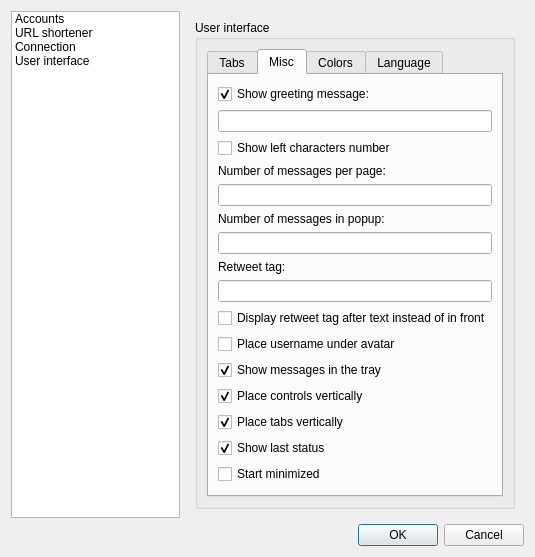
This is src/OptionsDialog.ui in asolfre/qwit as Qt 5 draws it before an edit. The edited form follows.
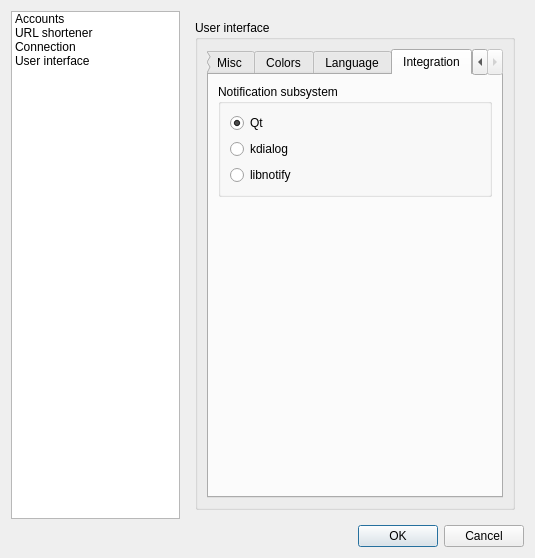
This is the edited form. The open tabs and pages were chosen to show the change.

Commit message: Added libnotify and kdialog support

The edit to the form file:
```diff
--- a/src/OptionsDialog.ui
+++ b/src/OptionsDialog.ui
@@ -10,7 +10,7 @@
     <x>0</x>
     <y>0</y>
     <width>535</width>
-    <height>551</height>
+    <height>558</height>
    </rect>
   </property>
   <property name="acceptDrops">
@@ -181,7 +181,7 @@
               <item row="0" column="0">
                <widget class="QTabWidget" name="tabWidget">
                 <property name="currentIndex">
-                 <number>1</number>
+                 <number>4</number>
                 </property>
                 <widget class="QWidget" name="Tab_2">
                  <attribute name="title">
@@ -1138,6 +1138,67 @@
                   </item>
                  </layout>
                 </widget>
+                <widget class="QWidget" name="tab_4">
+                 <attribute name="title">
+                  <string>Integration</string>
+                 </attribute>
+                 <layout class="QGridLayout" name="gridLayout_16">
+                  <item row="0" column="0">
+                   <layout class="QVBoxLayout" name="verticalLayout_11">
+                    <item>
+                     <widget class="QGroupBox" name="groupBox_6">
+                      <property name="title">
+                       <string>Notification subsystem</string>
+                      </property>
+                      <layout class="QGridLayout" name="gridLayout_15">
+                       <item row="0" column="0">
+                        <layout class="QVBoxLayout" name="verticalLayout_9">
+                         <item>
+                          <widget class="QRadioButton" name="qtRadioButton">
+                           <property name="text">
+                            <string>Qt</string>
+                           </property>
+                           <property name="checked">
+                            <bool>true</bool>
+                           </property>
+                          </widget>
+                         </item>
+                         <item>
+                          <widget class="QRadioButton" name="kdialogRadioButton">
+                           <property name="text">
+                            <string>kdialog</string>
+                           </property>
+                          </widget>
+                         </item>
+                         <item>
+                          <widget class="QRadioButton" name="libnotifyRadioButton">
+                           <property name="text">
+                            <string>libnotify</string>
+                           </property>
+                          </widget>
+                         </item>
+                        </layout>
+                       </item>
+                      </layout>
+                     </widget>
+                    </item>
+                    <item>
+                     <spacer name="verticalSpacer_8">
+                      <property name="orientation">
+                       <enum>Qt::Vertical</enum>
+                      </property>
+                      <property name="sizeHint" stdset="0">
+                       <size>
+                        <width>20</width>
+                        <height>40</height>
+                       </size>
+                      </property>
+                     </spacer>
+                    </item>
+                   </layout>
+                  </item>
+                 </layout>
+                </widget>
                </widget>
               </item>
              </layout>
```
Left out of the diff: 2 changed lines with no effect on the pictures. The commit also changes 4 other files.
